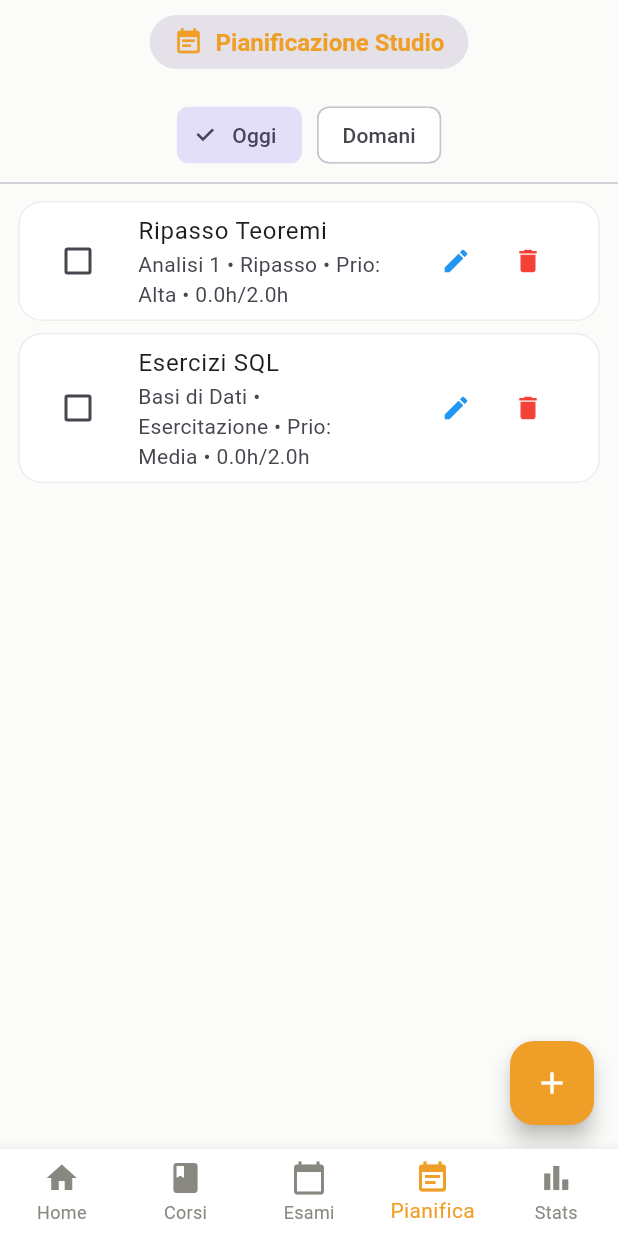
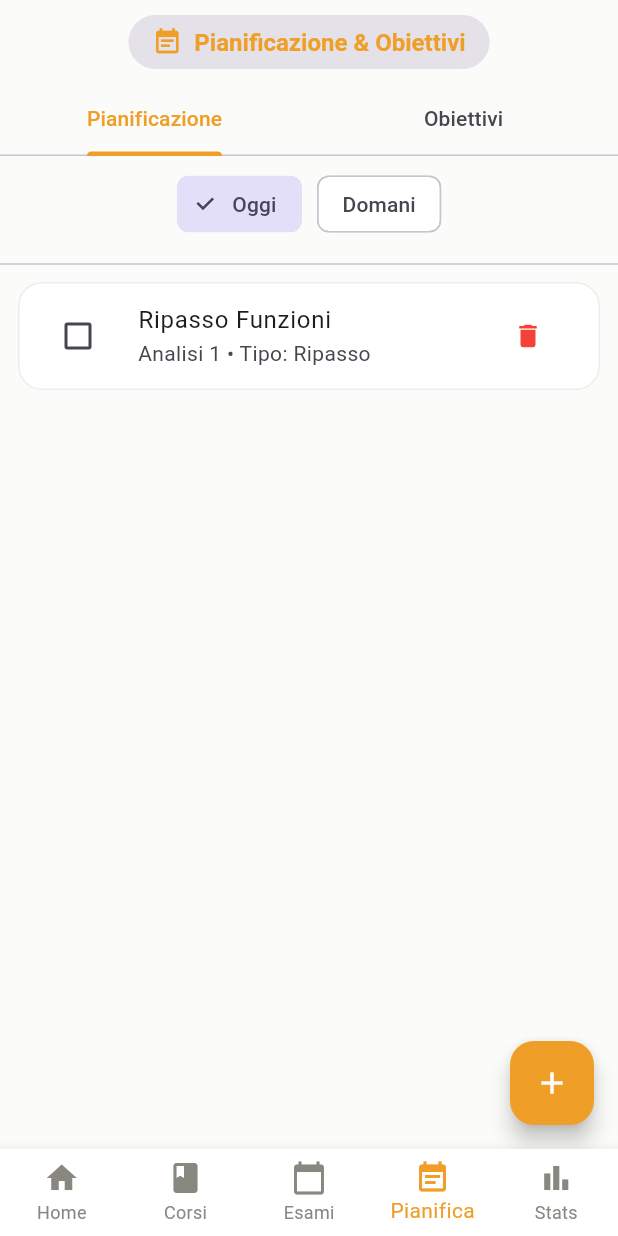
Before and after one commit to famato46/MOBPROG_StudyPlanner-ExamTracker-G12, a Flutter app: the screen it shows after launch, item 4 of the bottom bar chosen, on a phone screen of 412 x 824 dp. Run offline on Flutter 3.47's test engine with Material 3 defaults, Android fonts, the light colour scheme and no system bars; our stand-ins replace fl_chart, shared_preferences, sqflite; accounts and stored records are empty.

Commit message:
modifiche a planning

```diff
--- a/lib/screens/planning_screen.dart
+++ b/lib/screens/planning_screen.dart
@@ -1,18 +1,19 @@
 import 'package:flutter/material.dart';
 import '../utils/app_colors.dart';
 
-// 1. Modello Dati Essenziale richiesto dalla traccia
-class AttivitaStudio {
-  String id, titolo, corso, tipo, priorita;
+// Modelli distinti per rispettare la traccia alla lettera
+class SessioneStudio {
+  String id, titolo, corso, tipo;
   DateTime data;
+  bool completato;
+  SessioneStudio({required this.id, required this.titolo, required this.corso, required this.tipo, required this.data, this.completato = false});
+}
+
+class ObiettivoStudio {
+  String id, titolo, descrizione, corso, priorita, note;
   double stimato, effettivo;
   bool completato;
-
-  AttivitaStudio({
-    required this.id, required this.titolo, required this.corso,
-    required this.tipo, required this.priorita, required this.data,
-    this.stimato = 2.0, this.effettivo = 0.0, this.completato = false,
-  });
+  ObiettivoStudio({required this.id, required this.titolo, this.descrizione = '', required this.corso, required this.priorita, this.stimato = 0.0, this.effettivo = 0.0, this.note = '', this.completato = false});
 }
 
 class PlanningScreen extends StatefulWidget {
@@ -21,19 +22,27 @@ class PlanningScreen extends StatefulWidget {
   State<PlanningScreen> createState() => _PlanningScreenState();
 }
 
-class _PlanningScreenState extends State<PlanningScreen> {
-  DateTime _giornoSelezionato = DateTime.now();
+class _PlanningScreenState extends State<PlanningScreen> with SingleTickerProviderStateMixin {
+  late TabController _tabController;
+  DateTime _giorno = DateTime.now();
 
-  // Dati minimi per la demo d'esame
-  final List<AttivitaStudio> _attivita = [
-    AttivitaStudio(id: '1', titolo: 'Ripasso Teoremi', corso: 'Analisi 1', tipo: 'Ripasso', priorita: 'Alta', data: DateTime.now()),
-    AttivitaStudio(id: '2', titolo: 'Esercizi SQL', corso: 'Basi di Dati', tipo: 'Esercitazione', priorita: 'Media', data: DateTime.now()),
+  final List<SessioneStudio> _sessioni = [
+    SessioneStudio(id: '1', titolo: 'Ripasso Funzioni', corso: 'Analisi 1', tipo: 'Ripasso', data: DateTime.now()),
   ];
+  final List<ObiettivoStudio> _obiettivi = [
+    ObiettivoStudio(id: '1', titolo: 'Finire Lab SQL', descrizione: 'Tutte le query', corso: 'Basi di Dati', priorita: 'Alta', stimato: 6.0),
+  ];
+
+  @override
+  void initState() {
+    super.initState();
+    _tabController = TabController(length: 2, vsync: this);
+  }
 
   @override
   Widget build(BuildContext context) {
     final isDark = Theme.of(context).brightness == Brightness.dark;
-    final listafiltrata = _attivita.where((a) => a.data.day == _giornoSelezionato.day).toList();
+    final sessioniFiltrate = _sessioni.where((s) => s.data.day == _giorno.day).toList();
 
     return Scaffold(
       appBar: AppBar(
@@ -46,58 +55,54 @@ class _PlanningScreenState extends State<PlanningScreen> {
           child: Row(
             mainAxisSize: MainAxisSize.min,
             children: [
-              Icon(
-                Icons.event_note,
-                size: 20,
-                color: isDark ? Colors.white : AppColors.planning,
-              ),
+              Icon(Icons.event_note, size: 20, color: isDark ? Colors.white : AppColors.planning),
               const SizedBox(width: 8),
               Text(
-                'Pianificazione Studio',
-                style: TextStyle(
-                  fontSize: 16,
-                  fontWeight: FontWeight.bold,
-                  color: isDark ? Colors.white : AppColors.planning,
-                ),
+                'Pianificazione & Obiettivi', // Modificato qui
+                style: TextStyle(fontSize: 16, fontWeight: FontWeight.bold, color: isDark ? Colors.white : AppColors.planning),
               ),
             ],
           ),
         ),
+        bottom: TabBar(
+          controller: _tabController,
+          indicatorColor: AppColors.planning,
+          labelColor: isDark ? Colors.white : AppColors.planning,
+          tabs: const [Tab(text: 'Pianificazione'), Tab(text: 'Obiettivi')],
         ),
-      body: Column(
+      ),
+      body: TabBarView(
+        controller: _tabController,
         children: [
-          const SizedBox(height: 10),
-          // Selettore Giornaliero Compatto (Oggi / Domani) per la logica di pianificazione
-          Row(
+          // VISTA 1: PIANIFICAZIONE
+          Column(
+            children: [
+              Padding(
+                padding: const EdgeInsets.symmetric(vertical: 8.0),
+                child: Row(
                   mainAxisAlignment: MainAxisAlignment.center,
                   children: [
-              ChoiceChip(label: const Text('Oggi'), selected: _giornoSelezionato.day == DateTime.now().day, onSelected: (_) => setState(() => _giornoSelezionato = DateTime.now())),
+                    ChoiceChip(label: const Text('Oggi'), selected: _giorno.day == DateTime.now().day, onSelected: (_) => setState(() => _giorno = DateTime.now())),
                     const SizedBox(width: 10),
-              ChoiceChip(label: const Text('Domani'), selected: _giornoSelezionato.day == DateTime.now().add(const Duration(days: 1)).day, onSelected: (_) => setState(() => _giornoSelezionato = DateTime.now().add(const Duration(days: 1)))),
+                    ChoiceChip(label: const Text('Domani'), selected: _giorno.day == DateTime.now().add(const Duration(days: 1)).day, onSelected: (_) => setState(() => _giorno = DateTime.now().add(const Duration(days: 1)))),
                   ],
                 ),
+              ),
               const Divider(),
-          // Lista delle Attività (Visualizzazione e Gestione Stato)
               Expanded(
-            child: listafiltrata.isEmpty
-              ? const Center(child: Text('Nessuna attività pianificata.'))
+                child: sessioniFiltrate.isEmpty
+                    ? const Center(child: Text('Nessuna sessione pianificata.'))
                     : ListView.builder(
-                  itemCount: listafiltrata.length,
-                  itemBuilder: (context, idx) {
-                    final item = listafiltrata[idx];
+                        itemCount: sessioniFiltrate.length,
+                        itemBuilder: (ctx, i) {
+                          final item = sessioniFiltrate[i];
                           return Card(
                             margin: const EdgeInsets.symmetric(horizontal: 12, vertical: 4),
                             child: ListTile(
                               leading: Checkbox(value: item.completato, activeColor: AppColors.planning, onChanged: (v) => setState(() => item.completato = v!)),
                               title: Text(item.titolo, style: TextStyle(decoration: item.completato ? TextDecoration.lineThrough : null)),
-                        subtitle: Text('${item.corso} • ${item.tipo} • Prio: ${item.priorita} • ${item.effettivo}h/${item.stimato}h'),
-                        trailing: Row(
-                          mainAxisSize: MainAxisSize.min,
-                          children: [
-                            IconButton(icon: const Icon(Icons.edit, color: Colors.blue, size: 20), onPressed: () => _apriDialog(item: item)),
-                            IconButton(icon: const Icon(Icons.delete, color: Colors.red, size: 20), onPressed: () => setState(() => _attivita.remove(item))),
-                          ],
-                        ),
+                              subtitle: Text('${item.corso} • Tipo: ${item.tipo}'),
+                              trailing: IconButton(icon: const Icon(Icons.delete, color: Colors.red, size: 20), onPressed: () => setState(() => _sessioni.remove(item))),
                             ),
                           );
                         },
@@ -105,45 +110,69 @@ class _PlanningScreenState extends State<PlanningScreen> {
               ),
             ],
           ),
+          // VISTA 2: OBIETTIVI
+          _obiettivi.isEmpty
+              ? const Center(child: Text('Nessun obiettivo inserito.'))
+              : ListView.builder(
+                  itemCount: _obiettivi.length,
+                  itemBuilder: (ctx, i) {
+                    final item = _obiettivi[i];
+                    return Card(
+                      margin: const EdgeInsets.symmetric(horizontal: 12, vertical: 4),
+                      child: ListTile(
+                        leading: Checkbox(value: item.completato, activeColor: AppColors.planning, onChanged: (v) => setState(() => item.completato = v!)),
+                        title: Text(item.titolo, style: TextStyle(fontWeight: FontWeight.bold)),
+                        subtitle: Text('${item.corso} • Prio: ${item.priorita}\nOre: ${item.effettivo}h / ${item.stimato}h\nNote: ${item.note}'),
+                        trailing: IconButton(icon: const Icon(Icons.delete, color: Colors.red, size: 20), onPressed: () => setState(() => _obiettivi.remove(item))),
+                      ),
+                    );
+                  },
+                ),
+        ],
+      ),
       floatingActionButton: FloatingActionButton(
         backgroundColor: AppColors.planning,
-        onPressed: () => _apriDialog(),
+        onPressed: _aggiungiElemento,
         child: const Icon(Icons.add, color: Colors.white),
       ),
     );
   }
 
-  // Dialogo unico, leggero e compatto per Aggiungere e Modificare (CRUD)
-  void _apriDialog({AttivitaStudio? item}) {
-    final isModifica = item != null;
-    final tController = TextEditingController(text: isModifica ? item.titolo : '');
-    final cController = TextEditingController(text: isModifica ? item.corso : '');
-    String tipo = isModifica ? item.tipo : 'Studio';
-    String prio = isModifica ? item.priorita : 'Media';
+  void _aggiungiElemento() {
+    final tC = TextEditingController();
+    final cC = TextEditingController();
+    String extra = _tabController.index == 0 ? 'Studio' : 'Media';
 
     showDialog(
       context: context,
       builder: (ctx) => AlertDialog(
-        title: Text(isModifica ? 'Modifica Attività' : 'Nuova Attività'),
+        title: Text(_tabController.index == 0 ? 'Pianifica Sessione' : 'Nuovo Obiettivo'),
         content: Column(
           mainAxisSize: MainAxisSize.min,
           children: [
-            TextField(controller: tController, decoration: const InputDecoration(labelText: 'Titolo')),
-            TextField(controller: cController, decoration: const InputDecoration(labelText: 'Corso')),
-            DropdownButtonFormField<String>(value: tipo, items: ['Studio', 'Ripasso', 'Esercitazione', 'Lettura'].map((e) => DropdownMenuItem(value: e, child: Text(e))).toList(), onChanged: (v) => tipo = v!),
-            DropdownButtonFormField<String>(value: prio, items: ['Bassa', 'Media', 'Alta'].map((e) => DropdownMenuItem(value: e, child: Text(e))).toList(), onChanged: (v) => prio = v!),
+            TextField(controller: tC, decoration: const InputDecoration(labelText: 'Titolo *')),
+            TextField(controller: cC, decoration: const InputDecoration(labelText: 'Corso *')),
+            DropdownButtonFormField<String>(
+              value: extra,
+              decoration: InputDecoration(labelText: _tabController.index == 0 ? 'Tipo' : 'Priorità'),
+              items: (_tabController.index == 0
+                      ? ['Studio', 'Ripasso', 'Esercitazioni', 'Preparazione esame', 'Lettura di materiale', 'Completamento consegne']
+                      : ['Bassa', 'Media', 'Alta'])
+                  .map((e) => DropdownMenuItem(value: e, child: Text(e))).toList(),
+              onChanged: (v) => extra = v!,
+            ),
           ],
         ),
         actions: [
           TextButton(onPressed: () => Navigator.pop(ctx), child: const Text('Annulla')),
           ElevatedButton(
             onPressed: () {
-              if (tController.text.isEmpty) return;
+              if (tC.text.isEmpty || cC.text.isEmpty) return;
               setState(() {
-                if (isModifica) {
-                  item.titolo = tController.text; item.corso = cController.text; item.tipo = tipo; item.priorita = prio;
+                if (_tabController.index == 0) {
+                  _sessioni.add(SessioneStudio(id: DateTime.now().toString(), titolo: tC.text, corso: cC.text, tipo: extra, data: _giorno));
                 } else {
-                  _attivita.add(AttivitaStudio(id: DateTime.now().toString(), titolo: tController.text, corso: cController.text, tipo: tipo, priorita: prio, data: _giornoSelezionato));
+                  _obiettivi.add(ObiettivoStudio(id: DateTime.now().toString(), titolo: tC.text, corso: cC.text, priorita: extra));
                 }
               });
               Navigator.pop(ctx);
```
Lines whose indentation alone changed are shown as unchanged.
